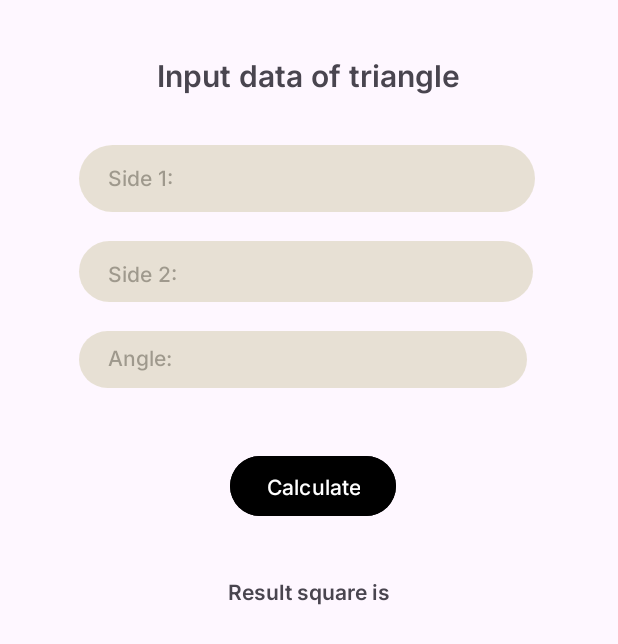
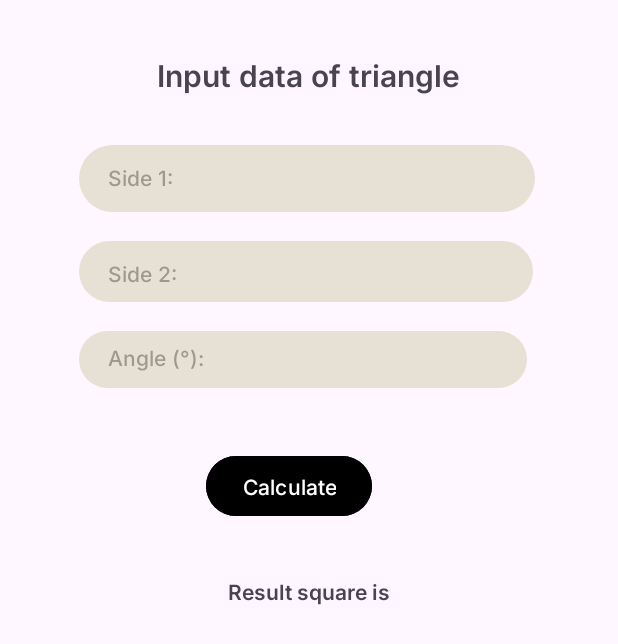
Before and after one commit to Ksyusha7650/AndroidFirstLaboratory, an Android app: the screen it shows after launch (MainActivity), on a phone screen of 412 x 824 dp. Shown: the top 644 px of the screen. Run offline under Robolectric (Android 15) with nearby library versions, the phone set to English and light mode, and no system bars.

Commit message:
fix design

```diff
--- a/app/src/main/AndroidManifest.xml
+++ b/app/src/main/AndroidManifest.xml
@@ -25,5 +25,4 @@
             android:name="preloaded_fonts"
             android:resource="@array/preloaded_fonts" />
     </application>
-
 </manifest>
--- a/app/src/main/java/com/example/lab1/MainActivity.java
+++ b/app/src/main/java/com/example/lab1/MainActivity.java
@@ -24,8 +24,9 @@ public class MainActivity extends AppCompatActivity {
     private void outputErrorDialog() {
         AlertDialog.Builder builder = new AlertDialog.Builder(this);
         builder.setTitle("Error!")
-                .setMessage("Something is going wrong! We are already working on it")
+                .setMessage("Angle must be less than 180°!")
                 .setPositiveButton("OK", (dialog, id) -> dialog.cancel());
+        builder.show();
     }
 
     private void connectUIElements() {
@@ -40,17 +41,18 @@ public class MainActivity extends AppCompatActivity {
         A = Double.parseDouble(editTextA.getText().toString());
         B = Double.parseDouble(editTextB.getText().toString());
         angle = Integer.parseInt(editTextAngle.getText().toString());
+        if (angle > 180) throw new ArithmeticException();
     }
 
     public void buttonCalculateClick(View view) {
         try{
             setValuesFromUIElements();
+            double square = getSquare();
+            textViewResult.setText(String.valueOf((double) Math.round(square * 100) / 100)); // с точностью до 2 знаков после запятой
         }
-        catch (Exception exception){
+        catch (ArithmeticException exception){
             outputErrorDialog();
         }
-        double square = getSquare();
-        textViewResult.setText(String.valueOf((double) Math.round(square * 100) / 100)); // с точностью до 2 знаков после запятой
     }
 
     public double getSquare() { // вычисление площади треугольника как произведение двух сторон на синус угла между ними
--- a/app/src/main/res/layout/activity_main.xml
+++ b/app/src/main/res/layout/activity_main.xml
@@ -51,13 +51,55 @@
         android:layout_marginStart="72dp"
         android:layout_marginTop="8dp"
         android:fontFamily="@font/inter_medium"
-        android:text="Angle:"
+        android:text="Angle (°):"
         app:layout_constraintStart_toStartOf="parent"
         app:layout_constraintTop_toTopOf="@+id/view3" />
 
+    <View
+        android:id="@+id/view"
+        android:layout_width="305dp"
+        android:layout_height="46dp"
+        android:layout_marginStart="52dp"
+        android:layout_marginTop="96dp"
+        android:background="@drawable/view_bg"
+        app:layout_constraintStart_toStartOf="parent"
+        app:layout_constraintTop_toTopOf="parent" />
 
+    <View
+        android:id="@+id/view2"
+        android:layout_width="304dp"
+        android:layout_height="42dp"
+        android:layout_marginStart="52dp"
+        android:layout_marginTop="160dp"
+        android:background="@drawable/view_bg"
+        app:layout_constraintStart_toStartOf="parent"
+        app:layout_constraintTop_toTopOf="parent" />
 
+    <View
+        android:id="@+id/view3"
+        android:layout_width="300dp"
+        android:layout_height="39dp"
+        android:layout_marginStart="52dp"
+        android:layout_marginTop="220dp"
+        android:background="@drawable/view_bg"
+        app:layout_constraintStart_toStartOf="parent"
+        app:layout_constraintTop_toTopOf="parent" />
 
+    <EditText
+        android:id="@+id/editTextAngle"
+        android:layout_width="174dp"
+        android:layout_height="39dp"
+        android:layout_marginTop="220dp"
+        android:layout_marginEnd="72dp"
+        android:background="@drawable/edittext_bg"
+        android:ems="10"
+        android:fontFamily="@font/inter_medium"
+        android:inputType="numberDecimal"
+        android:textAlignment="viewStart"
+        android:textColor="@color/black"
+        android:textSize="14sp"
+        app:layout_constraintEnd_toEndOf="parent"
+        app:layout_constraintTop_toTopOf="parent" />
 
     <EditText
         android:id="@+id/editTextSide1"
@@ -69,6 +111,7 @@
         android:ems="10"
         android:fontFamily="@font/inter_medium"
         android:inputType="numberDecimal"
+        android:textAlignment="viewStart"
         android:textColor="@color/black"
         android:textSize="14sp"
         app:layout_constraintEnd_toEndOf="parent"
@@ -84,54 +127,10 @@
         android:ems="10"
         android:fontFamily="@font/inter_medium"
         android:inputType="numberDecimal"
+        android:textAlignment="viewStart"
         android:textColor="@color/black"
         android:textSize="14sp"
         app:layout_constraintEnd_toEndOf="parent"
-        app:layout_constraintTop_toTopOf="parent" />
-    <View
-        android:id="@+id/view"
-        android:layout_width="305dp"
-        android:layout_height="46dp"
-        android:layout_marginStart="52dp"
-        android:layout_marginTop="96dp"
-        android:background="@drawable/view_bg"
-        app:layout_constraintStart_toStartOf="parent"
-        app:layout_constraintTop_toTopOf="parent" />
-    <View
-        android:id="@+id/view2"
-        android:layout_width="304dp"
-        android:layout_height="42dp"
-        android:layout_marginStart="52dp"
-        android:layout_marginTop="160dp"
-        android:background="@drawable/view_bg"
-        app:layout_constraintStart_toStartOf="parent"
-        app:layout_constraintTop_toTopOf="parent" />
-
-
-    <EditText
-        android:id="@+id/editTextAngle"
-        android:layout_width="174dp"
-        android:layout_height="39dp"
-        android:layout_marginTop="220dp"
-        android:layout_marginEnd="72dp"
-        android:background="@drawable/edittext_bg"
-        android:ems="10"
-        android:fontFamily="@font/inter_medium"
-        android:inputType="numberDecimal"
-        android:textColor="@color/black"
-        android:textSize="14sp"
-        app:layout_constraintEnd_toEndOf="parent"
-        app:layout_constraintTop_toTopOf="parent" />
-
-
-    <View
-        android:id="@+id/view3"
-        android:layout_width="300dp"
-        android:layout_height="39dp"
-        android:layout_marginStart="52dp"
-        android:layout_marginTop="220dp"
-        android:background="@drawable/view_bg"
-        app:layout_constraintStart_toStartOf="parent"
         app:layout_constraintTop_toTopOf="parent" />
 
     <Button
@@ -139,7 +138,7 @@
         android:layout_width="wrap_content"
         android:layout_height="wrap_content"
         android:layout_marginTop="300dp"
-        android:layout_marginEnd="148dp"
+        android:layout_marginEnd="164dp"
         android:backgroundTint="@color/black"
         android:fontFamily="@font/inter_medium"
         android:onClick="buttonCalculateClick"
@@ -151,10 +150,10 @@
 
     <TextView
         android:id="@+id/textViewResult"
-        android:layout_width="wrap_content"
-        android:layout_height="wrap_content"
-        android:layout_marginStart="192dp"
-        android:layout_marginBottom="332dp"
+        android:layout_width="64dp"
+        android:layout_height="31dp"
+        android:layout_marginStart="164dp"
+        android:layout_marginBottom="340dp"
         android:fontFamily="@font/inter_semibold"
         android:textAlignment="center"
         android:textSize="16sp"
@@ -182,12 +181,5 @@
         app:layout_constraintStart_toStartOf="parent"
         app:layout_constraintTop_toTopOf="parent" />
 
-    <LinearLayout
-        android:layout_width="412dp"
-        android:layout_height="138dp"
-        android:orientation="horizontal"
-        tools:layout_editor_absoluteX="-2dp"
-        tools:layout_editor_absoluteY="657dp"></LinearLayout>
-
 
 </androidx.constraintlayout.widget.ConstraintLayout>
--- a/app/src/main/res/mipmap-anydpi-v26/ic_launcher_round.xml
+++ b/app/src/main/res/mipmap-anydpi-v26/ic_launcher_round.xml
@@ -3,4 +3,5 @@
     <background android:drawable="@drawable/ic_launcher_background" />
     <foreground android:drawable="@drawable/ic_launcher_foreground" />
     <monochrome android:drawable="@drawable/ic_launcher_foreground" />
+
 </adaptive-icon>
--- a/app/src/main/res/values/strings.xml
+++ b/app/src/main/res/values/strings.xml
@@ -1,3 +1,3 @@
 <resources>
-    <string name="app_name">Lab1</string>
+    <string name="app_name">Find square</string>
 </resources>
```
Also changed, not shown: app/src/main/res/mipmap-xhdpi/icon.webp (added).
